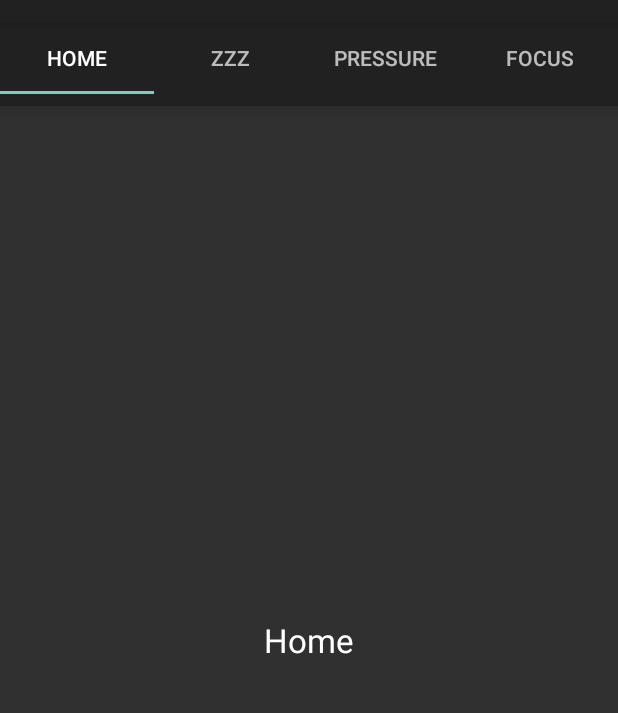
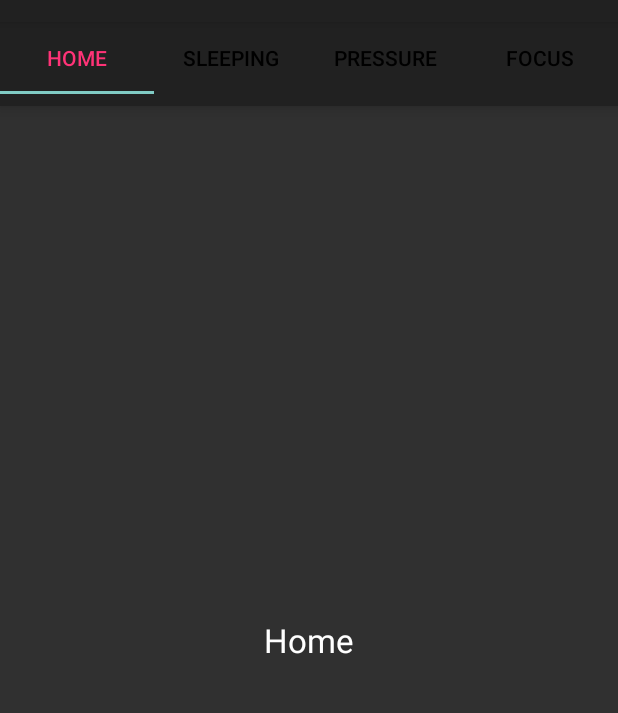
Before and after one commit to waichiu0811/comp4901E, an Android app: the HomeActivity screen opened directly, with no data from a screen before it, in the side drawer, after a tap on "Sleeping Quality", on a phone screen of 412 x 824 dp, the part 62-775 px from its top. Run offline under Robolectric (Android 15) with nearby library versions, the phone set to English and light mode, and no system bars.

Commit message:
connect sleeping fragment

```diff
--- a/DioV/app/src/main/java/com/example/waichiuyung/diov/HomeActivity.java
+++ b/DioV/app/src/main/java/com/example/waichiuyung/diov/HomeActivity.java
@@ -4,6 +4,7 @@ package com.example.waichiuyung.diov;
 import android.app.FragmentTransaction;
 import android.graphics.Color;
 import android.os.Bundle;
+import android.media.MediaPlayer;
 
 import android.support.design.widget.TabLayout;
 import android.support.v4.app.Fragment;
@@ -22,10 +23,12 @@ import android.support.v7.app.ActionBarDrawerToggle;
 import android.support.v7.widget.Toolbar;
 import android.view.Menu;
 import android.view.MenuItem;
+import android.view.View;
 
 
 public class HomeActivity extends BaseActivity
         implements NavigationView.OnNavigationItemSelectedListener {
+    MediaPlayer mySound;
 
     @Override
     protected void onCreate(Bundle savedInstanceState) {
@@ -33,7 +36,18 @@ public class HomeActivity extends BaseActivity
         setContentView(R.layout.activity_home);
         init_toolbar();
         init_navigation();
+
+
+        mySound = MediaPlayer.create(this,R.raw.sleep);
+
     }
+    public void playMusic(View view) {
+        mySound.start();
+    }
+    public void stopMusic(View view) {
+        mySound.pause();
+    }
+
 
     private void init_toolbar(){
         Toolbar toolbar = (Toolbar) findViewById(R.id.toolbar);
@@ -41,10 +55,15 @@ public class HomeActivity extends BaseActivity
 
         TabLayout tabLayout = (TabLayout) findViewById(R.id.tab_layout);
         tabLayout.addTab(tabLayout.newTab().setText("Home"));
-        //tabLayout.setTabTextColors(Color.parseColor("#000000"), Color.parseColor("#ff3377")); // pink
-        tabLayout.addTab(tabLayout.newTab().setText("Zzz"));
+
+       // tabLayout.getTabAt(0).setIcon(R.drawable.home_tool); //icon instead of string
+        tabLayout.setTabTextColors(Color.parseColor("#000000"), Color.parseColor("#ff3377")); // pink
+        tabLayout.addTab(tabLayout.newTab().setText("Sleeping"));
+      //  tabLayout.getTabAt(1).setIcon(R.drawable.sleeping_navi);
         tabLayout.addTab(tabLayout.newTab().setText("Pressure"));
+      //  tabLayout.getTabAt(2).setIcon(R.drawable.pressure_navi);
         tabLayout.addTab(tabLayout.newTab().setText("Focus"));
+      //  tabLayout.getTabAt(3).setIcon(R.drawable.focus_navi);
         tabLayout.setTabGravity(TabLayout.GRAVITY_FILL);
 
         final ViewPager viewPager = (ViewPager) findViewById(R.id.pager);
@@ -121,7 +140,7 @@ public class HomeActivity extends BaseActivity
         // Handle navigation view item clicks here.
 
         Fragment fragment = null;
-
+android.support.v4.app.FragmentTransaction fragmentTransaction = getSupportFragmentManager().beginTransaction();
         Class fragmentClass;
 
         int id = item.getItemId();
@@ -131,10 +150,20 @@ public class HomeActivity extends BaseActivity
         } else if (id == R.id.nav_finger) {
 
         } else if (id == R.id.nav_sleeping) {
+            fragment=new SleepingFragment();
+            fragmentTransaction.replace(R.id.container,fragment);
+            fragmentTransaction.commit();
+            mySound = MediaPlayer.create(this,R.raw.sleep);
 
         } else if (id == R.id.nav_pressure) {
+            fragment=new PressureFragment();
+            fragmentTransaction.replace(R.id.container,fragment);
+            fragmentTransaction.commit();
 
         } else if (id == R.id.nav_focus) {
+            fragment=new FocusFragment();
+            fragmentTransaction.replace(R.id.container,fragment);
+            fragmentTransaction.commit();
 
         } else if (id == R.id.nav_setting) {
 
@@ -146,4 +175,7 @@ public class HomeActivity extends BaseActivity
         drawer.closeDrawer(GravityCompat.START);
         return true;
     }
+
+
+
 }
```
